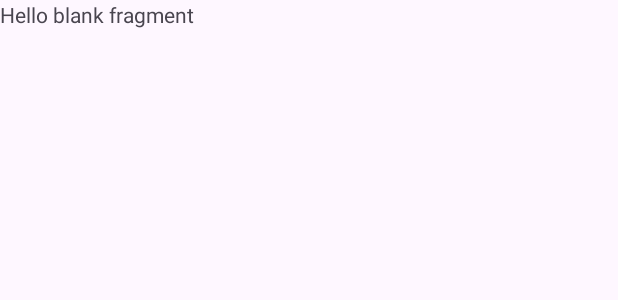
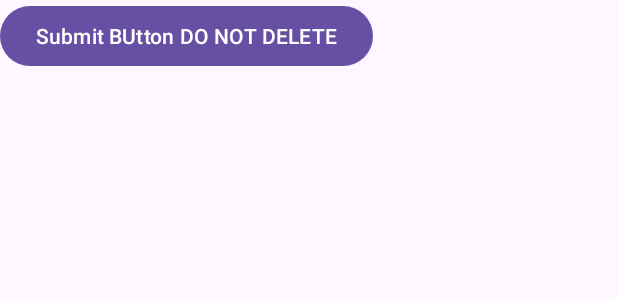
Before and after one commit to BradlyVinceGorgonio/EasyBook, an Android app: the layout fragment_book_now.xml on its own in the app's theme, with its tools: preview values and no code run, on a phone screen of 412 x 824 dp. Shown: the top 300 px of the screen. Run offline under Robolectric (Android 15) with nearby library versions, the phone set to English and light mode, and no system bars.

Commit message:
Added new features
Confirm Button in FragmentBookNow
fixed trainers uid,

```diff
--- a/app/src/main/java/com/example/easybook/CreateAccountPage2.java
+++ b/app/src/main/java/com/example/easybook/CreateAccountPage2.java
@@ -126,6 +126,7 @@ public class CreateAccountPage2 extends AppCompatActivity {
         user.put("last name", lastName);
         user.put("name", fullname);
         user.put("age", age);
+        user.put("currentTrainer", null);
         user.put("gender", gender);
         user.put("contact number", contactNum);
         user.put("Address", Address);
--- a/app/src/main/java/com/example/easybook/MainActivity.java
+++ b/app/src/main/java/com/example/easybook/MainActivity.java
@@ -129,6 +129,7 @@ public class MainActivity extends AppCompatActivity {
         super.onStart();
         // Check if user is signed in (non-null) and update UI accordingly.
         FirebaseUser currentUser = mAuth.getCurrentUser();
+        Log.d("IDcheck", "user logged in" + currentUser);
         if(currentUser != null){
             reload();
         }
--- a/app/src/main/res/layout/fragment_book_now.xml
+++ b/app/src/main/res/layout/fragment_book_now.xml
@@ -5,10 +5,11 @@
     android:layout_height="match_parent"
     tools:context=".BookNowFragment">
 
-    <!-- TODO: Update blank fragment layout -->
-    <TextView
-        android:layout_width="match_parent"
-        android:layout_height="match_parent"
-        android:text="@string/hello_blank_fragment" />
+    <Button
+        android:layout_width="wrap_content"
+        android:layout_height="wrap_content"
+        android:id="@+id/confirmBook"
+        android:text="Submit BUtton DO NOT DELETE"/>
+
 
 </FrameLayout>
```
Also changed, not shown: app/src/main/java/com/example/easybook/BookNowFragment.java (+111 -0 lines), app/src/main/java/com/example/easybook/TrainerDescriptionFragment.java (+24 -24 lines).
